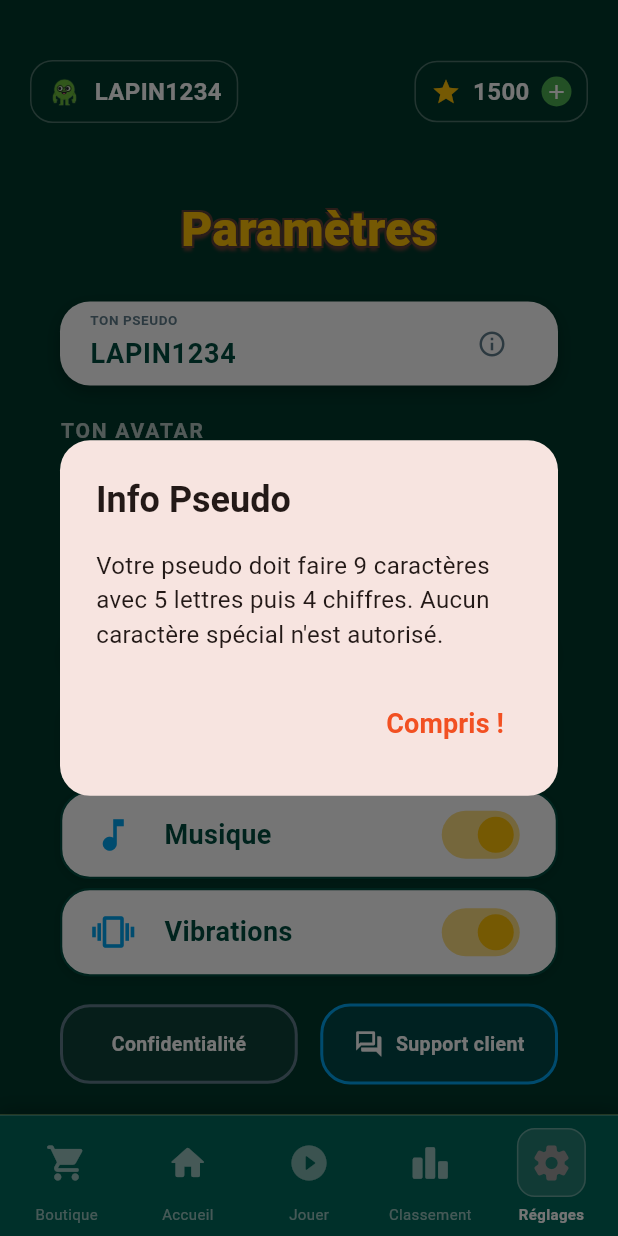
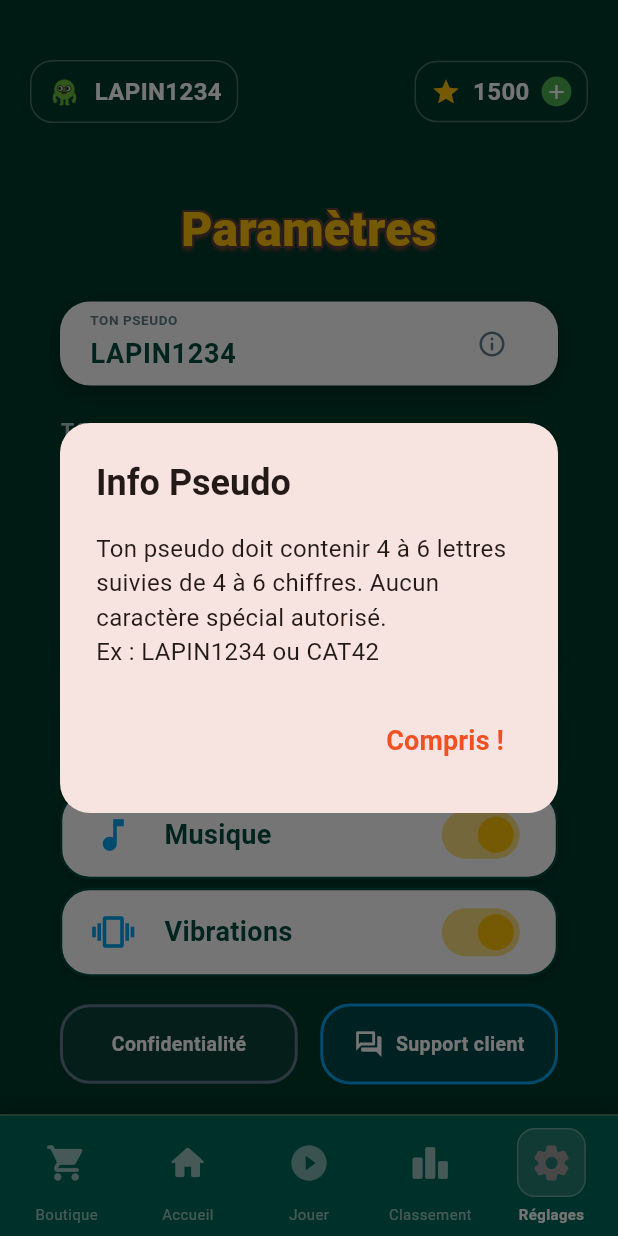
Before and after one commit to tkaatg/blrs, a Flutter app: the screen it shows after launch, item 5 of the bottom bar chosen, after a tap on the "info outline" icon, on a phone screen of 412 x 824 dp. Run offline on Flutter 3.47's test engine with Material 3 defaults, Android fonts, the phone set to English and light mode, and no system bars; our stand-ins replace cloud_firestore, firebase_auth, firebase_core; accounts and stored records are empty; generated files the repository leaves out were written again.

Commit message:
feat: quiz gaps 20px + GIF reload + bilan clarifie + settings pseudo 4-6L+4-6D + leaderboard espace+halo + shop pub redesign + backlog epic 6

```diff
--- a/lib/screens/leaderboard_screen.dart
+++ b/lib/screens/leaderboard_screen.dart
@@ -64,8 +64,8 @@ class LeaderboardScreen extends StatelessWidget {
     }
 
     return Container(
-      margin: const EdgeInsets.symmetric(vertical: 6),
-      padding: const EdgeInsets.symmetric(horizontal: 16, vertical: 12),
+      margin: const EdgeInsets.symmetric(vertical: 10),
+      padding: const EdgeInsets.symmetric(horizontal: 16, vertical: 16),
       decoration: BoxDecoration(
         color: isMe ? Colors.white.withOpacity(0.15) : Colors.white.withOpacity(0.05),
         borderRadius: BorderRadius.circular(15),
@@ -85,23 +85,16 @@ class LeaderboardScreen extends StatelessWidget {
             ),
           ),
 
-          // Avatar
-          Container(
+          // Avatar (sans halo)
+          SizedBox(
             width: 40,
             height: 40,
-            decoration: BoxDecoration(
-              color: Colors.white24,
-              shape: BoxShape.circle,
-              border: Border.all(color: Colors.white30),
-            ),
-            child: ClipOval(
             child: entry.avatarId.isEmpty
                 ? const Icon(Icons.person, color: Colors.white)
                 : Image.asset(
                     'assets/images/avatars/avatar_${_getAvatarFileName(entry.avatarId)}.png',
                     fit: BoxFit.contain,
                     errorBuilder: (c, e, s) => const Icon(Icons.person, color: Colors.white),
-                    ),
                   ),
           ),
 
--- a/lib/screens/settings_screen.dart
+++ b/lib/screens/settings_screen.dart
@@ -48,7 +48,7 @@ class _SettingsScreenState extends State<SettingsScreen> {
         shape: RoundedRectangleBorder(borderRadius: BorderRadius.circular(20)),
         title: const Text('Info Pseudo', style: TextStyle(fontWeight: FontWeight.bold)),
         content: const Text(
-          'Votre pseudo doit faire 9 caractères avec 5 lettres puis 4 chiffres. Aucun caractère spécial n\'est autorisé.',
+          'Ton pseudo doit contenir 4 à 6 lettres suivies de 4 à 6 chiffres. Aucun caractère spécial autorisé.\nEx : LAPIN1234 ou CAT42',
           style: TextStyle(fontSize: 16),
         ),
         actions: [
@@ -96,12 +96,12 @@ class _SettingsScreenState extends State<SettingsScreen> {
                             labelStyle: TextStyle(fontSize: 12, color: Colors.blueGrey, fontWeight: FontWeight.bold),
                             counterText: "",
                           ),
-                          maxLength: 9,
+                          maxLength: 12,
                           onChanged: (val) => _saveSettings(),
                           validator: (value) {
                             if (value == null || value.isEmpty) return 'Saisis un pseudo';
-                            final reg = RegExp(r'^[a-zA-Z]{5}[0-9]{4}$');
-                            if (!reg.hasMatch(value)) return 'Format incorrect';
+                            final reg = RegExp(r'^[a-zA-Z]{4,6}[0-9]{4,6}$');
+                            if (!reg.hasMatch(value)) return '4-6 lettres puis 4-6 chiffres';
                             return null;
                           },
                         ),
--- a/lib/screens/shop_screen.dart
+++ b/lib/screens/shop_screen.dart
@@ -67,8 +67,8 @@ class _ShopScreenState extends State<ShopScreen> {
                 // Star Packages
                 _buildShopItem(context, '1000 Étoiles', '1,99 €', 1000),
                 _buildShopItem(context, '3000 Étoiles', '4,99 €', 3000),
-                _buildShopItem(context, '5000 Étoiles', '6,99 €', 5000, hasBonus: true, bonusDesc: '1 Jour Sans Pub'),
-                _buildShopItem(context, '10000 Étoiles', '11,99 €', 10000, hasBonus: true, bonusDesc: '3 Jours Sans Pub'),
+                _buildShopItem(context, '5000 Étoiles', '6,99 €', 5000),
+                _buildShopItem(context, '10000 Étoiles', '11,99 €', 10000),
 
                 const SizedBox(height: 40),
               ],
@@ -108,42 +108,59 @@ class _ShopScreenState extends State<ShopScreen> {
 
   Widget _buildPromoCard() {
     return Container(
-      padding: const EdgeInsets.all(20),
+      padding: const EdgeInsets.symmetric(horizontal: 20, vertical: 18),
       decoration: BoxDecoration(
-        color: Colors.lightBlue[100],
+        gradient: const LinearGradient(
+          colors: [Color(0xFF1565C0), Color(0xFF0D47A1)],
+          begin: Alignment.topLeft,
+          end: Alignment.bottomRight,
+        ),
         borderRadius: BorderRadius.circular(24),
-        border: Border.all(color: Colors.white, width: 4),
+        border: Border.all(color: Colors.white.withOpacity(0.3), width: 2),
+        boxShadow: [BoxShadow(color: Colors.black.withOpacity(0.3), blurRadius: 12, offset: const Offset(0, 4))],
       ),
       child: Row(
         children: [
-          Expanded(
-            child: Column(
-              crossAxisAlignment: CrossAxisAlignment.start,
-              children: [
-                const Text('Supprimer pubs', style: TextStyle(color: Colors.orange, fontWeight: FontWeight.bold, fontSize: 18)),
-                const SizedBox(height: 4),
-                const Text('Jouez 7 jours sans pub !', style: TextStyle(color: Colors.blueGrey, fontWeight: FontWeight.w600)),
-                const SizedBox(height: 12),
-                BubblyButton(
-                  onTap: () => _simulateAd('OFFRE SANS PUB ACTIVÉE !', 0),
-                  color: Colors.blue,
-                  child: const Text('1,99 €', style: TextStyle(color: Colors.white, fontWeight: FontWeight.bold)),
-                ),
-              ],
-            ),
-          ),
-          const SizedBox(width: 16),
+          // Icône PUB barrée
           Stack(
             alignment: Alignment.center,
             children: [
-              const Icon(Icons.tv_rounded, size: 80, color: Colors.orangeAccent),
-              const Positioned(
-                top: 0,
-                right: 0,
-                child: Icon(Icons.block, color: Colors.red, size: 30),
+              Container(
+                width: 60,
+                height: 60,
+                decoration: BoxDecoration(
+                  color: Colors.white.withOpacity(0.15),
+                  borderRadius: BorderRadius.circular(14),
+                ),
+                child: const Center(
+                  child: Text('PUB', style: TextStyle(color: Colors.white, fontWeight: FontWeight.w900, fontSize: 18, letterSpacing: 1)),
+                ),
               ),
-              const Text('ADS\nFREE', textAlign: TextAlign.center, style: TextStyle(fontWeight: FontWeight.bold, fontSize: 12)),
+              // Barre diagonale rouge
+              CustomPaint(
+                size: const Size(60, 60),
+                painter: _StrikethroughPainter(),
+              ),
             ],
+          ),
+          const SizedBox(width: 18),
+          // Titre seul
+          const Expanded(
+            child: Text(
+              'Joue 1 mois sans pub !',
+              style: TextStyle(
+                color: Colors.white,
+                fontWeight: FontWeight.w900,
+                fontSize: 17,
+              ),
+            ),
+          ),
+          // Prix à droite
+          BubblyButton(
+            onTap: () => _simulateAd('OFFRE SANS PUB ACTIVÉE !', 0),
+            color: Colors.amber,
+            width: 80,
+            child: const Text('2,99€', style: TextStyle(color: Colors.white, fontWeight: FontWeight.w900, fontSize: 15)),
           ),
         ],
       ),
@@ -162,12 +179,12 @@ class _ShopScreenState extends State<ShopScreen> {
         children: [
           const Icon(Icons.play_circle_fill_rounded, color: Colors.deepPurple, size: 40),
           const SizedBox(width: 12),
-          Expanded(
+          const Expanded(
             child: Column(
               crossAxisAlignment: CrossAxisAlignment.start,
-              children: const [
-                Text('Étoiles gratuites', style: TextStyle(fontWeight: FontWeight.bold, fontSize: 16)),
-                Text('Regarde une pub pour gagner 500 étoiles !', style: TextStyle(fontSize: 12)),
+              children: [
+                Text('500 Étoiles gratuites', style: TextStyle(fontWeight: FontWeight.bold, fontSize: 16)),
+                Text('Regarde une publicité', style: TextStyle(fontSize: 12)),
               ],
             ),
           ),
@@ -216,3 +233,23 @@ class _ShopScreenState extends State<ShopScreen> {
     );
   }
 }
+
+/// Draws a red diagonal strikethrough line (like a "no" symbol without the circle)
+class _StrikethroughPainter extends CustomPainter {
+  @override
+  void paint(Canvas canvas, Size size) {
+    final paint = Paint()
+      ..color = Colors.red
+      ..strokeWidth = 5
+      ..strokeCap = StrokeCap.round;
+    // Top-right to bottom-left diagonal (classic "barré" style)
+    canvas.drawLine(
+      Offset(size.width * 0.75, size.height * 0.1),
+      Offset(size.width * 0.1, size.height * 0.85),
+      paint,
+    );
+  }
+
+  @override
+  bool shouldRepaint(_StrikethroughPainter oldDelegate) => false;
+}
```
Also changed, not shown: 1 other file. Lines whose indentation alone changed are shown as unchanged.
